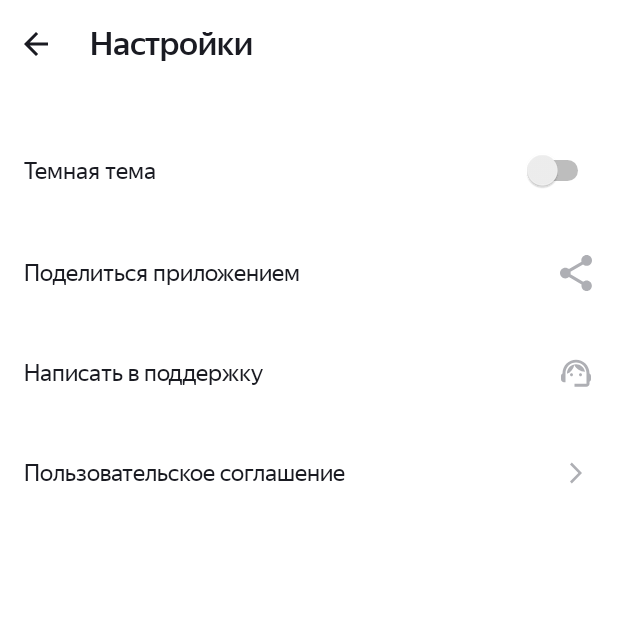
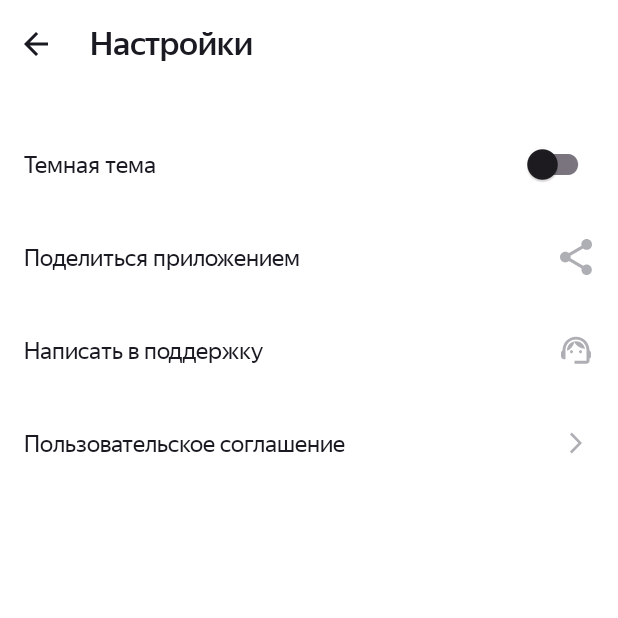
Before and after one commit to MaxxySE/PlaylistMaker, an Android app: the screen it shows after launch (SettingsActivity), after a tap on "Настройки", on a phone screen of 412 x 824 dp, the top half of it. Run offline under Robolectric (Android 15) with nearby library versions, the phone set to English and light mode, and no system bars.

Commit message:
добавил изменение темы и сохранение списка просмотренных треков

```diff
--- a/app/build.gradle
+++ b/app/build.gradle
@@ -45,5 +45,6 @@ dependencies {
     annotationProcessor 'com.github.bumptech.glide:compiler:4.14.2'
     implementation 'com.squareup.retrofit2:retrofit:2.9.0'
     implementation 'com.squareup.retrofit2:converter-gson:2.3.0'
+    implementation 'com.google.code.gson:gson:2.8.7'
 
 }
--- a/app/src/main/AndroidManifest.xml
+++ b/app/src/main/AndroidManifest.xml
@@ -3,6 +3,7 @@
     xmlns:tools="http://schemas.android.com/tools">
     <uses-permission android:name="android.permission.INTERNET"/>
     <application
+        android:name="com.example.playlistmaker.App"
         android:allowBackup="true"
         android:dataExtractionRules="@xml/data_extraction_rules"
         android:fullBackupContent="@xml/backup_rules"
--- /dev/null
+++ b/app/src/main/java/com/example/playlistmaker/App.kt
@@ -0,0 +1,34 @@
+package com.example.playlistmaker
+
+import android.app.Application
+import androidx.appcompat.app.AppCompatDelegate
+import com.example.playlistmaker.additional.ConstData
+
+
+class App : Application() {
+
+    private val constData = ConstData()
+    var darkTheme = false
+
+    override fun onCreate() {
+        super.onCreate()
+
+        val playlistPrefs = getSharedPreferences(constData.getPlaylistPref(), MODE_PRIVATE)
+
+        darkTheme = playlistPrefs.getBoolean(constData.getThemeSwitchKey(), false)
+
+        switchTheme(darkTheme)
+    }
+
+    fun switchTheme(darkThemeEnabled: Boolean) {
+        darkTheme = darkThemeEnabled
+        AppCompatDelegate.setDefaultNightMode(
+            if (darkThemeEnabled) {
+                AppCompatDelegate.MODE_NIGHT_YES
+            } else {
+                AppCompatDelegate.MODE_NIGHT_NO
+            }
+        )
+    }
+
+}
--- a/app/src/main/java/com/example/playlistmaker/SettingsActivity.kt
+++ b/app/src/main/java/com/example/playlistmaker/SettingsActivity.kt
@@ -2,23 +2,42 @@ package com.example.playlistmaker
 
 import android.annotation.SuppressLint
 import android.content.Intent
+import android.content.SharedPreferences
 import android.net.Uri
 import androidx.appcompat.app.AppCompatActivity
 import android.os.Bundle
 import android.view.View
 import android.widget.Button
 import android.widget.FrameLayout
+import android.widget.Switch
 import android.widget.Toast
+import com.example.playlistmaker.additional.ConstData
+import com.google.android.material.switchmaterial.SwitchMaterial
 
 class SettingsActivity : AppCompatActivity() {
+
+    private val constData = ConstData()
+
+    private lateinit var backBtn : View
+    private lateinit var shareBtn : View
+    private lateinit var supportBtn : View
+    private lateinit var agreementBtn : View
+    private lateinit var themeSwitcher : SwitchMaterial
+    private lateinit var playlistPrefs : SharedPreferences
+
     override fun onCreate(savedInstanceState: Bundle?) {
         super.onCreate(savedInstanceState)
         setContentView(R.layout.activity_settings)
 
-        val backBtn = findViewById<View>(R.id.back_btn)
-        val shareBtn = findViewById<View>(R.id.share_btn)
-        val supportBtn = findViewById<View>(R.id.support_btn)
-        val agreementBtn = findViewById<View>(R.id.user_agreement_btn)
+        playlistPrefs = getSharedPreferences(constData.getPlaylistPref(), MODE_PRIVATE)
+
+        backBtn = findViewById(R.id.back_btn)
+        shareBtn = findViewById(R.id.share_btn)
+        supportBtn = findViewById(R.id.support_btn)
+        agreementBtn = findViewById(R.id.user_agreement_btn)
+        themeSwitcher = findViewById(R.id.themeSwitch)
+
+        themeSwitcher.isChecked = playlistPrefs.getBoolean(constData.getThemeSwitchKey(), false)
 
         backBtn.setOnClickListener {
             this.finish()
@@ -46,5 +65,13 @@ class SettingsActivity : AppCompatActivity() {
             startActivity(intent)
         }
 
+        themeSwitcher.setOnCheckedChangeListener { _, checked ->
+            playlistPrefs.edit()
+                .putBoolean(constData.getThemeSwitchKey(), checked)
+                .apply()
+
+            (applicationContext as App).switchTheme(checked)
+        }
+
     }
 }
--- /dev/null
+++ b/app/src/main/java/com/example/playlistmaker/additional/ConstData.kt
@@ -0,0 +1,21 @@
+package com.example.playlistmaker.additional
+
+class ConstData {
+
+    private val PLAYLIST_PREFERENCES = "playlist_preferences"
+    private val THEME_SWITCHER_KEY = "theme_switcher_key"
+    private val SEARCH_HISTORY_KEY = "search_history_key"
+
+    fun getPlaylistPref() : String {
+        return PLAYLIST_PREFERENCES
+    }
+
+    fun getThemeSwitchKey() : String {
+        return THEME_SWITCHER_KEY
+    }
+
+    fun getSearchHistoryKey() : String {
+        return SEARCH_HISTORY_KEY
+    }
+
+}
--- a/app/src/main/java/com/example/playlistmaker/entities/Track.kt
+++ b/app/src/main/java/com/example/playlistmaker/entities/Track.kt
@@ -1,6 +1,7 @@
 package com.example.playlistmaker.entities
 
 data class Track(
+    var trackId: String,
     val trackName: String,
     val artistName: String,
     val trackTimeMillis: String,
--- a/app/src/main/java/com/example/playlistmaker/playlist_recycler/PlaylistViewHolder.kt
+++ b/app/src/main/java/com/example/playlistmaker/recyclers/playlist/PlaylistViewHolder.kt
@@ -1,4 +1,4 @@
-package com.example.playlistmaker.playlist_recycler
+package com.example.playlistmaker.recyclers.playlist
 
 import android.icu.text.SimpleDateFormat
 import android.view.View
--- a/app/src/main/res/layout/activity_settings.xml
+++ b/app/src/main/res/layout/activity_settings.xml
@@ -29,11 +29,12 @@
         <TextView style="@style/SettingsText"
             android:text="@string/dark_theme" />
 
-        <Switch
+        <com.google.android.material.switchmaterial.SwitchMaterial
+            android:id="@+id/themeSwitch"
             android:layout_width="wrap_content"
             android:layout_height="wrap_content"
-            android:layout_gravity="end"
-            tools:ignore="UseSwitchCompatOrMaterialXml" />
+            android:layout_gravity="end|center"
+            />
 
     </FrameLayout>
 
--- a/app/src/main/res/layout/track_view.xml
+++ b/app/src/main/res/layout/track_view.xml
@@ -3,6 +3,7 @@
     android:layout_width="match_parent"
     android:layout_height="wrap_content"
     android:orientation="horizontal"
+    android:foreground="?attr/selectableItemBackground"
     android:paddingTop="@dimen/edittext_icon_padding"
     android:paddingBottom="@dimen/edittext_icon_padding">
 
--- a/app/src/main/res/values-night/styles.xml
+++ b/app/src/main/res/values-night/styles.xml
@@ -51,6 +51,7 @@
         <item name="android:layout_width">wrap_content</item>
         <item name="android:layout_height">wrap_content</item>
         <item name="android:gravity">center</item>
+        <item name="android:layout_gravity">center</item>
         <item name="android:fontFamily">@font/ys_display_medium</item>
         <item name="android:textSize">@dimen/l_text</item>
         <item name="android:textColor">@color/white</item>
@@ -133,20 +134,20 @@
         <item name="android:textColor">@color/white</item>
         <item name="android:textSize">@dimen/medium_text_size</item>
         <item name="android:fontFamily">@font/ys_display_regular</item>
+        <item name="android:paddingTop">@dimen/settings_padding</item>
+        <item name="android:paddingBottom">@dimen/settings_padding</item>
     </style>
 
     <style name="SettingsFrame">
         <item name="android:layout_width">match_parent</item>
         <item name="android:layout_height">wrap_content</item>
-        <item name="android:paddingTop">@dimen/settings_padding</item>
         <item name="android:foreground">?attr/selectableItemBackground</item>
-        <item name="android:paddingBottom">@dimen/settings_padding</item>
     </style>
 
     <style name="SettingsIcon">
         <item name="android:layout_width">@dimen/settings_icon_size</item>
         <item name="android:layout_height">@dimen/settings_icon_size</item>
-        <item name="android:layout_gravity">end</item>
+        <item name="android:layout_gravity">end|center</item>
         <item name="tint">@color/white</item>
     </style>
 
--- a/app/src/main/res/values/dimens.xml
+++ b/app/src/main/res/values/dimens.xml
@@ -22,6 +22,7 @@
     <dimen name="xl_size">24dp</dimen>
     <dimen name="xxl_size">28dp</dimen>
     <dimen name="ul_size">36dp</dimen>
+    <dimen name="uxl_size">108dp</dimen>
 
     <dimen name="us_text">8sp</dimen>
     <dimen name="s_text">12sp</dimen>
--- a/app/src/main/res/values/strings.xml
+++ b/app/src/main/res/values/strings.xml
@@ -20,5 +20,7 @@
     <string name="track_time_ph" translatable="false">9:99</string>
     <string name="not_found_text" translatable="false">Ничего не нашлось</string>
     <string name="update" translatable="false">Обновить</string>
+    <string name="search_history_text" translatable="false">Вы искали</string>
+    <string name="search_history_button" translatable="false">Очистить историю</string>
     <string name="no_service_text" translatable="false">Проблемы со связью\n\nЗагрузка не удалась. Проверьте подключение к интернету</string>
 </resources>
--- a/app/src/main/res/values/styles.xml
+++ b/app/src/main/res/values/styles.xml
@@ -50,6 +50,7 @@
         <item name="android:layout_width">wrap_content</item>
         <item name="android:layout_height">wrap_content</item>
         <item name="android:gravity">center</item>
+        <item name="android:layout_gravity">center</item>
         <item name="android:fontFamily">@font/ys_display_medium</item>
         <item name="android:textSize">@dimen/l_text</item>
         <item name="android:textColor">@color/black</item>
@@ -130,20 +131,20 @@
         <item name="android:textColor">@color/black</item>
         <item name="android:textSize">@dimen/medium_text_size</item>
         <item name="android:fontFamily">@font/ys_display_regular</item>
+        <item name="android:paddingTop">@dimen/settings_padding</item>
+        <item name="android:paddingBottom">@dimen/settings_padding</item>
     </style>
 
     <style name="SettingsFrame">
         <item name="android:layout_width">match_parent</item>
         <item name="android:layout_height">wrap_content</item>
-        <item name="android:paddingTop">@dimen/settings_padding</item>
         <item name="android:foreground">?attr/selectableItemBackground</item>
-        <item name="android:paddingBottom">@dimen/settings_padding</item>
     </style>
 
     <style name="SettingsIcon">
         <item name="android:layout_width">@dimen/settings_icon_size</item>
         <item name="android:layout_height">@dimen/settings_icon_size</item>
-        <item name="android:layout_gravity">end</item>
+        <item name="android:layout_gravity">end|center</item>
     </style>
 
     <style name="MainScreenButton" parent="Widget.MaterialComponents.Button.UnelevatedButton">
```
Also changed, not shown: app/src/main/java/com/example/playlistmaker/SearchActivity.kt (+78 -8 lines), app/src/main/java/com/example/playlistmaker/additional/SearchHistory.kt (added, +55 -0 lines), app/src/main/java/com/example/playlistmaker/recyclers/history/HistoryAdapter.kt (renamed from app/src/main/java/com/example/playlistmaker/playlist_recycler/PlaylistAdapter.kt, +8 -6 lines), app/src/main/java/com/example/playlistmaker/recyclers/playlist/PlaylistAdapter.kt (added, +38 -0 lines), app/src/main/res/layout/activity_search.xml (+28 -0 lines).
